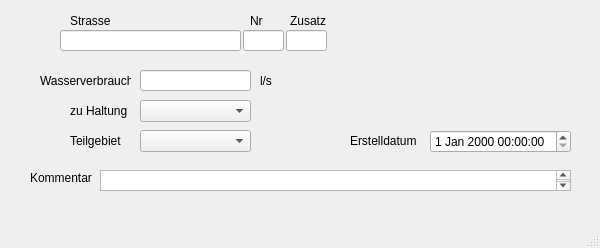
Old version of the form qkan/importhe/templates/einleit.ui in the repository hoettges/QKan.
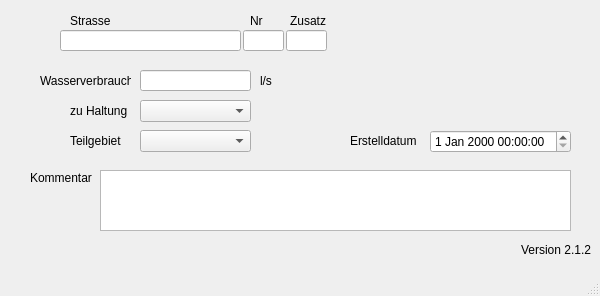
New version of the form. Custom widgets are drawn as their Qt base class.

Patch:
```diff
--- a/qkan/importhe/templates/einleit.ui
+++ b/qkan/importhe/templates/einleit.ui
@@ -10,7 +10,7 @@
     <x>0</x>
     <y>0</y>
     <width>600</width>
-    <height>248</height>
+    <height>296</height>
    </rect>
   </property>
   <property name="windowTitle">
@@ -174,7 +174,7 @@
       <x>100</x>
       <y>170</y>
       <width>471</width>
-      <height>21</height>
+      <height>61</height>
      </rect>
     </property>
    </widget>
@@ -214,6 +214,25 @@
      </rect>
     </property>
    </widget>
+   <widget class="QLabel" name="lb_version">
+    <property name="geometry">
+     <rect>
+      <x>520</x>
+      <y>240</y>
+      <width>71</width>
+      <height>20</height>
+     </rect>
+    </property>
+    <property name="toolTip">
+     <string>Version QKan Import</string>
+    </property>
+    <property name="text">
+     <string>Version 2.1.2</string>
+    </property>
+    <property name="alignment">
+     <set>Qt::AlignRight|Qt::AlignTrailing|Qt::AlignVCenter</set>
+    </property>
+   </widget>
   </widget>
   <widget class="QMenuBar" name="menubar">
    <property name="geometry">
```
